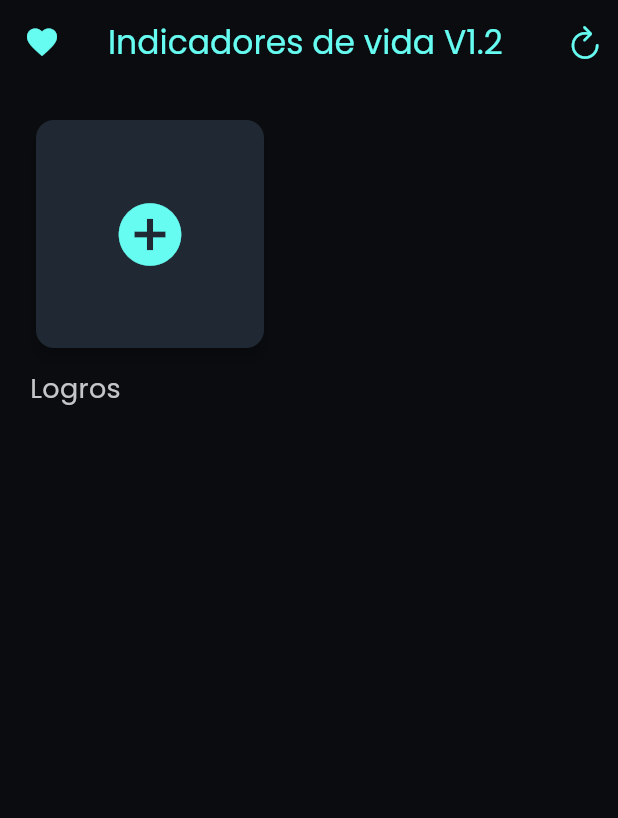
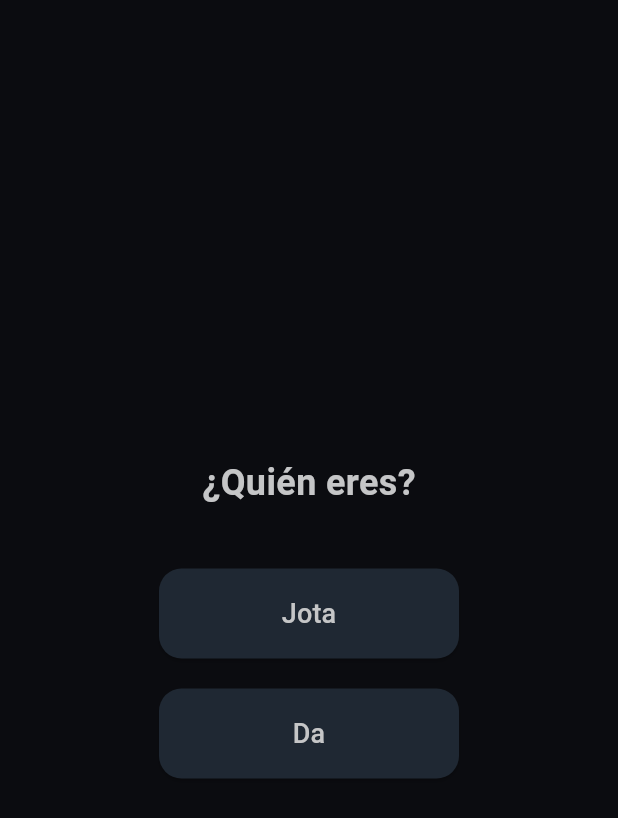
Before and after one commit to juandanielgomezlaserna/indicators, a Flutter app: the screen it shows after launch, on a phone screen of 412 x 824 dp. Shown: the top 818 px of the screen. Run offline on Flutter 3.47's test engine with Material 3 defaults, Android fonts, the phone set to English and light mode, and no system bars; our stand-ins replace animate_do, get, google_fonts.

Commit message:
Da version

```diff
--- a/lib/models/indicatorsApi.dart
+++ b/lib/models/indicatorsApi.dart
@@ -9,6 +9,7 @@ Future<void> getIndicators () async {
       Uri.parse("${Global.baseUrl}indicator"),
     headers: {
       'ngrok-skip-browser-warning': 'true',
+      "usuario" : controller.User
     }
   );
 
@@ -30,7 +31,8 @@ Future<void> newIndicator (String nombre, int valor, String tipo) async {
     body: jsonEncode({
       "nombre": nombre,
       "valor": valor,
-      "tipo": tipo
+      "tipo": tipo,
+      "usuario" : controller.User
     }),
   );
 
--- a/lib/models/logrosApi.dart
+++ b/lib/models/logrosApi.dart
@@ -25,6 +25,7 @@ Future<void> getLogrosPendientes () async {
       Uri.parse("${Global.baseUrl}logro/pendiente"),
       headers: {
         'ngrok-skip-browser-warning': 'true',
+        "usuario" : controller.User
       }
   );
 
--- a/lib/views/newLogro.dart
+++ b/lib/views/newLogro.dart
@@ -42,13 +42,13 @@ void newLogro(int idIndicator) {
 
               // --- Campos de Texto ---
               TextFormField(
-                decoration: Wapp.globalInput(hint: "Nombre", label: "Nombre del logro"),
+                decoration: Wapp.globalInput(hint: "Nombre", label: "Nombre del indicador"),
                 controller: nombreController,
                 style: TextStyle(color: Global.text),
               ),
               const SizedBox(height: 15),
               TextFormField(
-                decoration: Wapp.globalInput(hint: "Puntos", label: "Puntos que suma el indicador"),
+                decoration: Wapp.globalInput(hint: "Puntos", label: "Puntos iniciales del indicador"),
                 controller: puntosController,
                 style: TextStyle(color: Global.text),
                 keyboardType: TextInputType.number, // Teclado numérico para mayor velocidad del usuario
--- /dev/null
+++ b/lib/views/selectUser.dart
@@ -0,0 +1,63 @@
+import 'package:flutter/material.dart';
+import 'package:get/get.dart';
+import 'package:indicator/Global.dart';
+import 'package:indicator/main.dart';
+import 'package:indicator/views/HomeIndicator.dart';
+
+class Selectuser extends StatelessWidget {
+  const Selectuser({super.key});
+
+  @override
+  Widget build(BuildContext context) {
+    return Scaffold(
+      backgroundColor: Global.bg,
+      body: Center(
+        child: Column(
+          mainAxisAlignment: MainAxisAlignment.center,
+          children: [
+            Text(
+              "¿Quién eres?",
+              style: TextStyle(color: Global.text, fontSize: 24, fontWeight: FontWeight.bold),
+            ),
+            const SizedBox(height: 40),
+
+            // Botón para Jota
+            _buildUserButton(context, "Jota", () {
+              // TODO: Lógica para Jota
+              controller.setUser("Jota");
+              Get.to(() => Homeindicator());
+            }),
+
+            const SizedBox(height: 20),
+
+            // Botón para Da
+            _buildUserButton(context, "Da", () {
+              // TODO: Lógica para Da
+              controller.setUser("Da");
+              Get.to(() => Homeindicator());
+            }),
+          ],
+        ),
+      ),
+    );
+  }
+
+  // Widget auxiliar para mantener el código limpio
+  Widget _buildUserButton(BuildContext context, String name, VoidCallback onTap) {
+    return SizedBox(
+      width: 200,
+      height: 60,
+      child: ElevatedButton(
+        style: ElevatedButton.styleFrom(
+          backgroundColor: Global.card,
+          shape: RoundedRectangleBorder(borderRadius: BorderRadius.circular(15)),
+        ),
+        onPressed: onTap,
+        child: Text(
+          name,
+          style: TextStyle(color: Global.text, fontSize: 18),
+        ),
+      ),
+    );
+  }
+}
```
Also changed, not shown: lib/controllers/MyController.dart (+9 -1 lines), lib/views/HomeIndicator.dart (+15 -17 lines).
